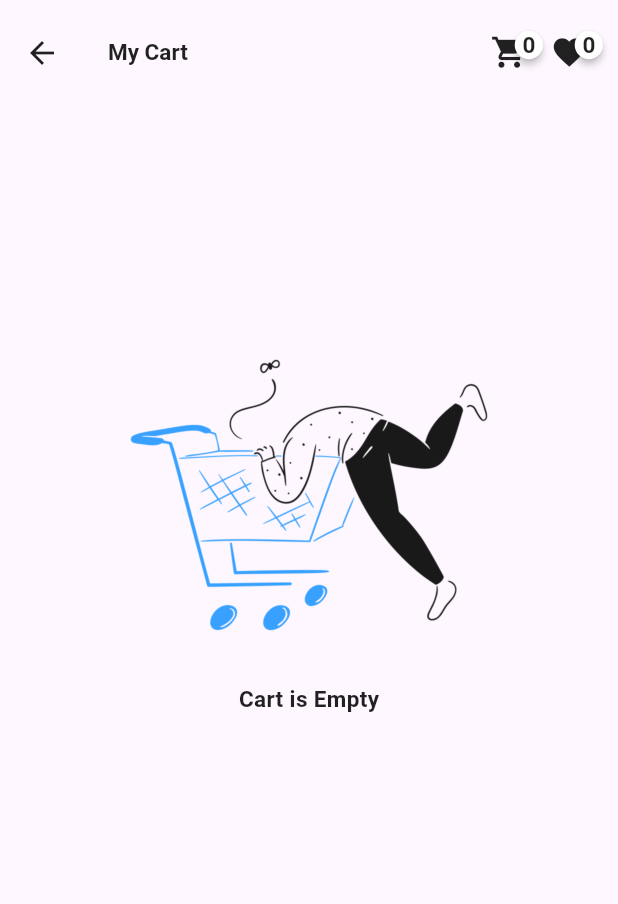
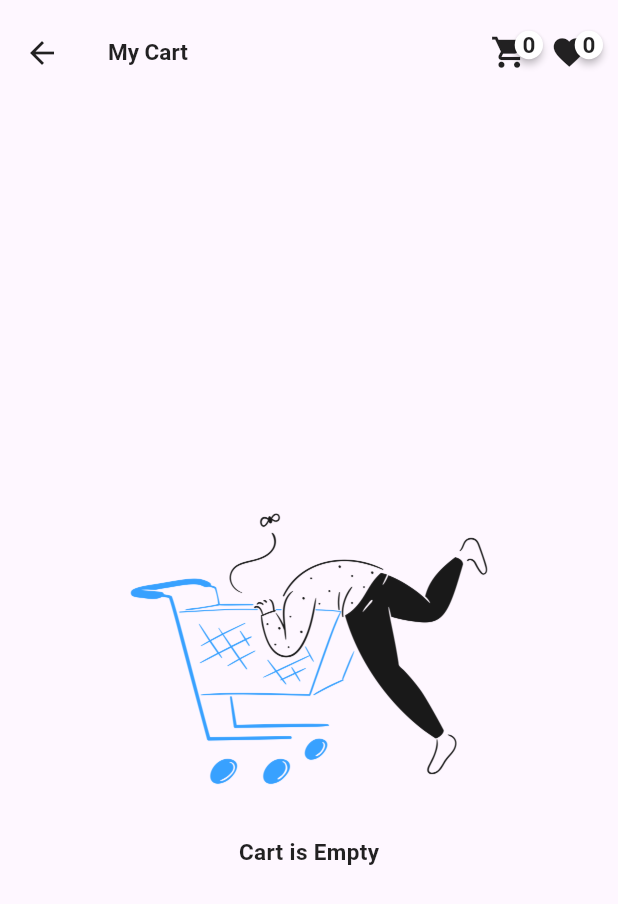
Before and after one commit to Akshay-Panika/Food-app-ui-with-sqflite, a Flutter app: the cart_screen screen opened directly, on a phone screen of 412 x 824 dp. Shown: the top 904 px of the screen. Run offline on Flutter 3.47's test engine with Material 3 defaults, Android fonts, the phone set to English and light mode, and no system bars; drawn by our look-alikes of badges; our stand-ins replace cached_network_image, carousel_slider, readmore, shared_preferences, sqflite, sticky_headers; accounts and stored records are empty.

```diff
--- a/lib/view_page/cart_view/cart_screen.dart
+++ b/lib/view_page/cart_view/cart_screen.dart
@@ -1,4 +1,3 @@
-import 'package:cached_network_image/cached_network_image.dart';
 import 'package:flutter/material.dart';
 import 'package:provider/provider.dart';
 import '../../reusable_widget/reusable_button.dart';
@@ -57,7 +56,8 @@ class _cart_screenState extends State<cart_screen> {
       ),
       body: Column(
         children: [
-          Consumer<CartProvider>(builder: (context, value, child) {
+          Expanded(
+            child: Consumer<CartProvider>(builder: (context, value, child) {
               return FutureBuilder(
                 future:value.getData(),
                 builder: (context,AsyncSnapshot<List<CardModel>> snapshot){
@@ -67,8 +67,6 @@ class _cart_screenState extends State<cart_screen> {
                         mainAxisAlignment: MainAxisAlignment.center,
                         crossAxisAlignment: CrossAxisAlignment.center,
                         children: [
-                        const SizedBox(height:135,),
-
                           ///______ Cart is Empty
                           Center(
                             child: SizedBox(
@@ -230,16 +228,17 @@ class _cart_screenState extends State<cart_screen> {
               );
             },
             ),
+          ),
 
           ///___ReusableText
          Card(
            //shape:const OutlineInputBorder(borderSide: BorderSide(color: Colors.black54)),
            child: Consumer<CartProvider>(builder: (context, value, child) {
-             return  Visibility(
+             return Visibility(
                visible: value.getTotalPrice().toStringAsFixed(2)=="0.00"?false:true,
                child: Column(
                children: [
-                   const SizedBox(height:25,),
+                 const SizedBox(height:1,),
                  Text("Do you have an discount code ?",style: headLineText,),
                  const SizedBox(height:35,),
                  ReusableText(title: 'Total Items', value: value.getCounter().toString()),
@@ -272,9 +271,10 @@ class _cart_screenState extends State<cart_screen> {
                        );
                    },
                  ),
+                 const SizedBox(height: 20,)
 
                ],
-               ),
+             )
              );
            },),
          ),
```
Lines whose indentation alone changed are shown as unchanged.
